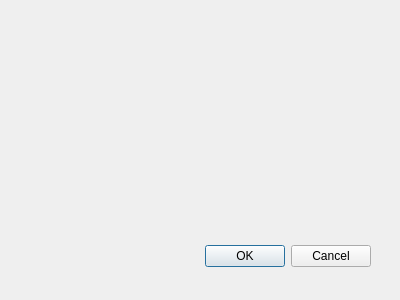
The window that CAMan/admin_dlg.ui (jykim74/CertMan) describes before a commit, drawn with Qt 5.
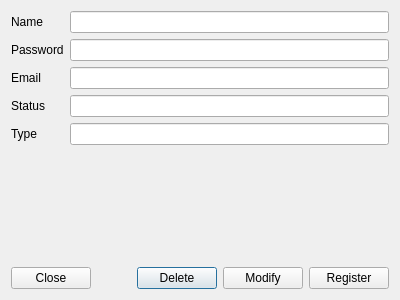
The same window after the commit.

```diff
--- a/CAMan/admin_dlg.ui
+++ b/CAMan/admin_dlg.ui
@@ -15,22 +15,119 @@
   <property name="windowTitle">
    <string>Dialog</string>
   </property>
-  <widget class="QDialogButtonBox" name="buttonBox">
-   <property name="geometry">
-    <rect>
-     <x>30</x>
-     <y>240</y>
-     <width>341</width>
-     <height>32</height>
-    </rect>
-   </property>
-   <property name="orientation">
-    <enum>Qt::Horizontal</enum>
-   </property>
-   <property name="standardButtons">
-    <set>QDialogButtonBox::Cancel|QDialogButtonBox::Ok</set>
-   </property>
-  </widget>
+  <layout class="QGridLayout" name="gridLayout">
+   <item row="1" column="1">
+    <widget class="QLineEdit" name="mPasswordText"/>
+   </item>
+   <item row="3" column="0">
+    <widget class="QLabel" name="label_4">
+     <property name="text">
+      <string>Status</string>
+     </property>
+    </widget>
+   </item>
+   <item row="4" column="0">
+    <widget class="QLabel" name="label_5">
+     <property name="text">
+      <string>Type</string>
+     </property>
+    </widget>
+   </item>
+   <item row="6" column="0" colspan="2">
+    <layout class="QGridLayout" name="gridLayout_2">
+     <property name="topMargin">
+      <number>0</number>
+     </property>
+     <item row="0" column="2">
+      <widget class="QPushButton" name="mDeleteBtn">
+       <property name="text">
+        <string>Delete</string>
+       </property>
+      </widget>
+     </item>
+     <item row="0" column="4">
+      <widget class="QPushButton" name="mRegisterBtn">
+       <property name="text">
+        <string>Register</string>
+       </property>
+      </widget>
+     </item>
+     <item row="0" column="3">
+      <widget class="QPushButton" name="mModifyBtn">
+       <property name="text">
+        <string>Modify</string>
+       </property>
+      </widget>
+     </item>
+     <item row="0" column="0">
+      <widget class="QPushButton" name="mCloseBtn">
+       <property name="text">
+        <string>Close</string>
+       </property>
+      </widget>
+     </item>
+     <item row="0" column="1">
+      <spacer name="horizontalSpacer">
+       <property name="orientation">
+        <enum>Qt::Horizontal</enum>
+       </property>
+       <property name="sizeHint" stdset="0">
+        <size>
+         <width>40</width>
+         <height>20</height>
+        </size>
+       </property>
+      </spacer>
+     </item>
+    </layout>
+   </item>
+   <item row="2" column="0">
+    <widget class="QLabel" name="label_3">
+     <property name="text">
+      <string>Email</string>
+     </property>
+    </widget>
+   </item>
+   <item row="3" column="1">
+    <widget class="QLineEdit" name="mStatusText"/>
+   </item>
+   <item row="4" column="1">
+    <widget class="QLineEdit" name="mTypeText"/>
+   </item>
+   <item row="1" column="0">
+    <widget class="QLabel" name="label_2">
+     <property name="text">
+      <string>Password</string>
+     </property>
+    </widget>
+   </item>
+   <item row="2" column="1">
+    <widget class="QLineEdit" name="mEmailText"/>
+   </item>
+   <item row="0" column="1">
+    <widget class="QLineEdit" name="mNameText"/>
+   </item>
+   <item row="0" column="0">
+    <widget class="QLabel" name="label">
+     <property name="text">
+      <string>Name</string>
+     </property>
+    </widget>
+   </item>
+   <item row="5" column="1">
+    <spacer name="verticalSpacer">
+     <property name="orientation">
+      <enum>Qt::Vertical</enum>
+     </property>
+     <property name="sizeHint" stdset="0">
+      <size>
+       <width>20</width>
+       <height>40</height>
+      </size>
+     </property>
+    </spacer>
+   </item>
+  </layout>
  </widget>
  <pixmapfunction/>
  <resources/>
```
Left out of the diff: 42 changed lines with no effect on the pictures.
